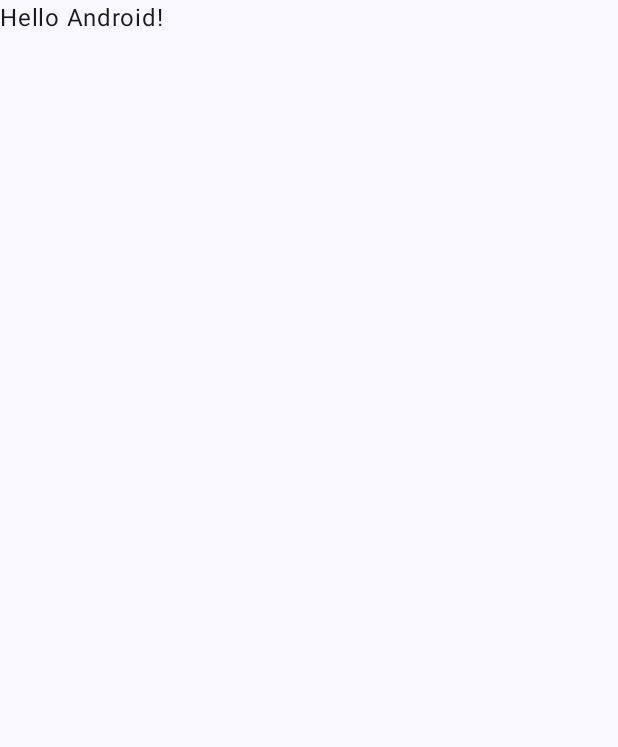
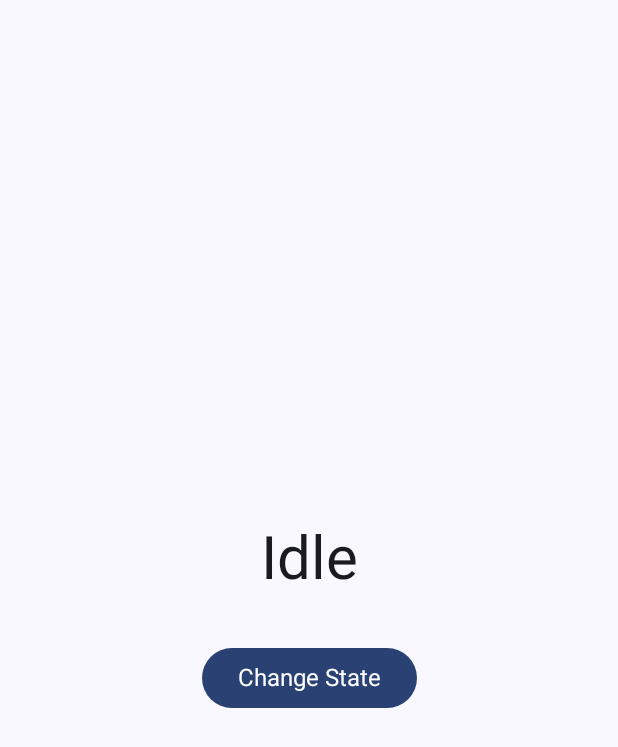
Before and after one commit to soygabimoreno/TurbineExample, an Android app built with Jetpack Compose: the screen it shows after launch (MainActivity), on a phone screen of 412 x 824 dp. Before the commit the part shown is almost empty. Shown: the top 747 px of the screen. Run offline under Robolectric (Android 15) with nearby library versions, the phone set to English and light mode, and no system bars; our stand-ins replace Dagger/Hilt's generated code.

Commit message:
Created simple UI

```diff
--- a/app/src/main/AndroidManifest.xml
+++ b/app/src/main/AndroidManifest.xml
@@ -3,6 +3,7 @@
     xmlns:tools="http://schemas.android.com/tools">
 
     <application
+        android:name=".App"
         android:allowBackup="true"
         android:dataExtractionRules="@xml/data_extraction_rules"
         android:fullBackupContent="@xml/backup_rules"
@@ -13,9 +14,8 @@
         android:theme="@style/Theme.TurbineExample"
         tools:targetApi="31">
         <activity
-            android:name=".MainActivity"
+            android:name=".presentation.MainActivity"
             android:exported="true"
-            android:label="@string/app_name"
             android:theme="@style/Theme.TurbineExample">
             <intent-filter>
                 <action android:name="android.intent.action.MAIN" />
--- /dev/null
+++ b/app/src/main/java/soy/gabimoreno/turbineexample/App.kt
@@ -0,0 +1,7 @@
+package soy.gabimoreno.turbineexample
+
+import android.app.Application
+import dagger.hilt.android.HiltAndroidApp
+
+@HiltAndroidApp
+class App : Application()
--- a/app/src/main/java/soy/gabimoreno/turbineexample/MainActivity.kt
+++ /dev/null
@@ -1,46 +0,0 @@
-package soy.gabimoreno.turbineexample
-
-import android.os.Bundle
-import androidx.activity.ComponentActivity
-import androidx.activity.compose.setContent
-import androidx.compose.foundation.layout.fillMaxSize
-import androidx.compose.material3.MaterialTheme
-import androidx.compose.material3.Surface
-import androidx.compose.material3.Text
-import androidx.compose.runtime.Composable
-import androidx.compose.ui.Modifier
-import androidx.compose.ui.tooling.preview.Preview
-import soy.gabimoreno.turbineexample.ui.theme.TurbineExampleTheme
-
-class MainActivity : ComponentActivity() {
-    override fun onCreate(savedInstanceState: Bundle?) {
-        super.onCreate(savedInstanceState)
-        setContent {
-            TurbineExampleTheme {
-                // A surface container using the 'background' color from the theme
-                Surface(
-                    modifier = Modifier.fillMaxSize(),
-                    color = MaterialTheme.colorScheme.background
-                ) {
-                    Greeting("Android")
-                }
-            }
-        }
-    }
-}
-
-@Composable
-fun Greeting(name: String, modifier: Modifier = Modifier) {
-    Text(
-        text = "Hello $name!",
-        modifier = modifier
-    )
-}
-
-@Preview(showBackground = true)
-@Composable
-fun GreetingPreview() {
-    TurbineExampleTheme {
-        Greeting("Android")
-    }
-}
--- /dev/null
+++ b/app/src/main/java/soy/gabimoreno/turbineexample/di/CoroutineModule.kt
@@ -0,0 +1,23 @@
+package soy.gabimoreno.turbineexample.di
+
+import dagger.Module
+import dagger.Provides
+import dagger.hilt.InstallIn
+import dagger.hilt.components.SingletonComponent
+import kotlinx.coroutines.CoroutineDispatcher
+import kotlinx.coroutines.Dispatchers
+import javax.inject.Qualifier
+
+@Qualifier
+@Retention(AnnotationRetention.RUNTIME)
+annotation class IO
+
+@InstallIn(SingletonComponent::class)
+@Module
+object CoroutineDispatcherModule {
+    @IO
+    @Provides
+    fun provideIODispatcher(): CoroutineDispatcher {
+        return Dispatchers.IO
+    }
+}
--- /dev/null
+++ b/app/src/main/java/soy/gabimoreno/turbineexample/domain/GetRandomBooleanUseCase.kt
@@ -0,0 +1,10 @@
+package soy.gabimoreno.turbineexample.domain
+
+import javax.inject.Inject
+
+class GetRandomBooleanUseCase @Inject constructor() {
+    operator fun invoke(): Boolean {
+        val value = (0..1).random()
+        return value != 0
+    }
+}
--- /dev/null
+++ b/app/src/main/java/soy/gabimoreno/turbineexample/presentation/MainActivity.kt
@@ -0,0 +1,87 @@
+package soy.gabimoreno.turbineexample.presentation
+
+import android.os.Bundle
+import androidx.activity.ComponentActivity
+import androidx.activity.compose.setContent
+import androidx.compose.foundation.layout.Arrangement
+import androidx.compose.foundation.layout.Column
+import androidx.compose.foundation.layout.Spacer
+import androidx.compose.foundation.layout.fillMaxSize
+import androidx.compose.foundation.layout.height
+import androidx.compose.material3.Button
+import androidx.compose.material3.MaterialTheme
+import androidx.compose.material3.Surface
+import androidx.compose.material3.Text
+import androidx.compose.runtime.Composable
+import androidx.compose.runtime.collectAsState
+import androidx.compose.runtime.getValue
+import androidx.compose.ui.Alignment
+import androidx.compose.ui.Modifier
+import androidx.compose.ui.text.TextStyle
+import androidx.compose.ui.tooling.preview.Preview
+import androidx.compose.ui.unit.dp
+import androidx.compose.ui.unit.sp
+import androidx.hilt.navigation.compose.hiltViewModel
+import dagger.hilt.android.AndroidEntryPoint
+import soy.gabimoreno.turbineexample.presentation.theme.TurbineExampleTheme
+
+@AndroidEntryPoint
+class MainActivity : ComponentActivity() {
+    override fun onCreate(savedInstanceState: Bundle?) {
+        super.onCreate(savedInstanceState)
+        setContent {
+            TurbineExampleTheme {
+                Surface(
+                    modifier = Modifier.fillMaxSize(),
+                    color = MaterialTheme.colorScheme.background
+                ) {
+                    val mainViewModel: MainViewModel = hiltViewModel()
+                    val state by mainViewModel.uiState.collectAsState()
+                    val label = when (state) {
+                        MainViewModel.UiState.Idle -> "Idle"
+                        MainViewModel.UiState.Error -> "Error"
+                        MainViewModel.UiState.Success -> "Success"
+                    }
+                    MainScreen(label) {
+                        mainViewModel.changeUiState()
+                    }
+                }
+            }
+        }
+    }
+}
+
+@Composable
+fun MainScreen(label: String, onButtonClicked: () -> Unit) {
+    Column(
+        modifier = Modifier.fillMaxSize(),
+        verticalArrangement = Arrangement.Center,
+        horizontalAlignment = Alignment.CenterHorizontally
+    ) {
+        Text(
+            text = label,
+            style = TextStyle(
+                fontSize = 40.sp,
+            )
+        )
+        Spacer(modifier = Modifier.height(32.dp))
+        Button(onClick = onButtonClicked) {
+            Text(
+                text = "Change State",
+                style = TextStyle(
+                    fontSize = 16.sp,
+                )
+            )
+        }
+    }
+}
+
+@Preview(showBackground = true)
+@Composable
+fun GreetingPreview() {
+    TurbineExampleTheme {
+        MainScreen("Foo") {
+
+        }
+    }
+}
--- /dev/null
+++ b/app/src/main/java/soy/gabimoreno/turbineexample/presentation/MainViewModel.kt
@@ -0,0 +1,38 @@
+package soy.gabimoreno.turbineexample.presentation
+
+import androidx.lifecycle.ViewModel
+import androidx.lifecycle.viewModelScope
+import dagger.hilt.android.lifecycle.HiltViewModel
+import kotlinx.coroutines.CoroutineDispatcher
+import kotlinx.coroutines.flow.MutableStateFlow
+import kotlinx.coroutines.flow.asStateFlow
+import kotlinx.coroutines.launch
+import soy.gabimoreno.turbineexample.di.IO
+import soy.gabimoreno.turbineexample.domain.GetRandomBooleanUseCase
+import javax.inject.Inject
+
+@HiltViewModel
+class MainViewModel @Inject constructor(
+    private val getRandomBooleanUseCase: GetRandomBooleanUseCase,
+    @IO private val dispatcher: CoroutineDispatcher,
+) : ViewModel() {
+
+    private val _uiState = MutableStateFlow<UiState>(UiState.Idle)
+    val uiState get() = _uiState.asStateFlow()
+
+    fun changeUiState() {
+        viewModelScope.launch(dispatcher) {
+            if (getRandomBooleanUseCase()) {
+                _uiState.emit(UiState.Success)
+            } else {
+                _uiState.emit(UiState.Error)
+            }
+        }
+    }
+
+    sealed class UiState {
+        object Idle : UiState()
+        object Error : UiState()
+        object Success : UiState()
+    }
+}
--- a/app/src/main/java/soy/gabimoreno/turbineexample/ui/theme/Color.kt
+++ b/app/src/main/java/soy/gabimoreno/turbineexample/presentation/theme/Color.kt
@@ -1,4 +1,4 @@
-package soy.gabimoreno.turbineexample.ui.theme
+package soy.gabimoreno.turbineexample.presentation.theme
 
 import androidx.compose.ui.graphics.Color
 
--- a/app/src/main/java/soy/gabimoreno/turbineexample/ui/theme/Theme.kt
+++ b/app/src/main/java/soy/gabimoreno/turbineexample/presentation/theme/Theme.kt
@@ -1,4 +1,4 @@
-package soy.gabimoreno.turbineexample.ui.theme
+package soy.gabimoreno.turbineexample.presentation.theme
 
 import android.app.Activity
 import android.os.Build
--- a/app/src/main/java/soy/gabimoreno/turbineexample/ui/theme/Type.kt
+++ b/app/src/main/java/soy/gabimoreno/turbineexample/presentation/theme/Type.kt
@@ -1,4 +1,4 @@
-package soy.gabimoreno.turbineexample.ui.theme
+package soy.gabimoreno.turbineexample.presentation.theme
 
 import androidx.compose.material3.Typography
 import androidx.compose.ui.text.TextStyle
--- a/build.gradle.kts
+++ b/build.gradle.kts
@@ -3,5 +3,7 @@
 plugins {
     alias(libs.plugins.androidApplication) apply false
     alias(libs.plugins.kotlinAndroid) apply false
+    alias(libs.plugins.kotlin.kapt) apply false
+    alias(libs.plugins.hilt) apply false
 }
 true // Needed to make the Suppress annotation work for the plugins block
```
Also changed, not shown: app/build.gradle.kts (+11 -3 lines), gradle/libs.versions.toml (+10 -0 lines).
